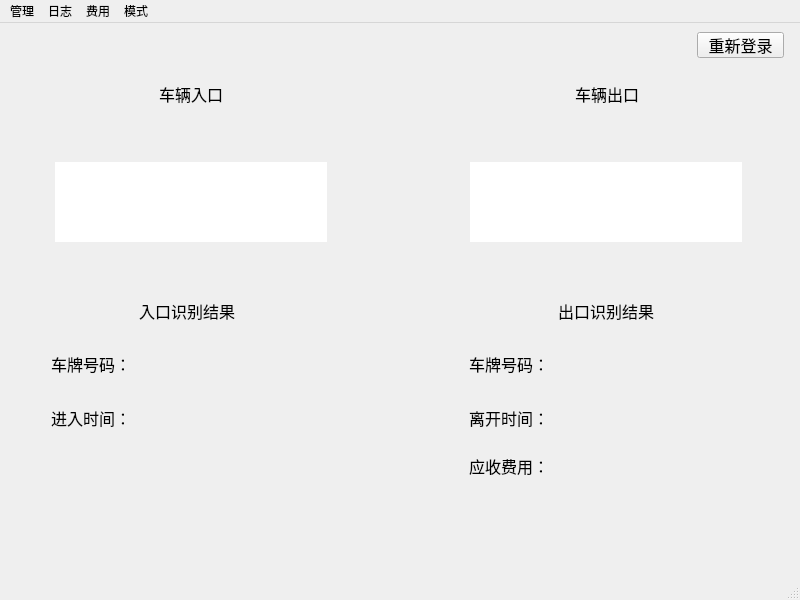
Above: view/pure_ui/society_ui.ui from Apoiuty/AutoParkingLot before the change. Below: the same form after it.
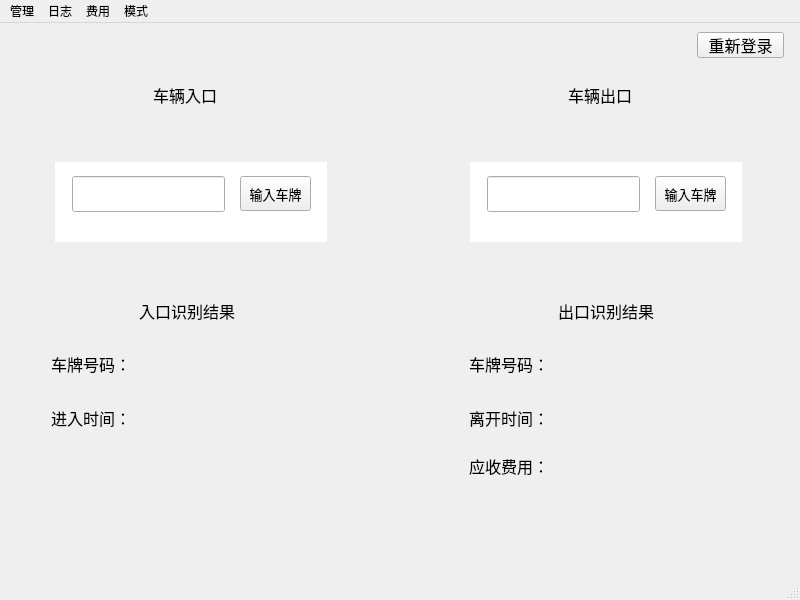
That is the form after the change.

Commit message: 增加手动模式

Diff of the .ui file:
```diff
--- a/view/pure_ui/society_ui.ui
+++ b/view/pure_ui/society_ui.ui
@@ -23,8 +23,8 @@
    <widget class="QLabel" name="label">
     <property name="geometry">
      <rect>
-      <x>159</x>
-      <y>51</y>
+      <x>153</x>
+      <y>52</y>
       <width>158</width>
       <height>39</height>
      </rect>
@@ -42,8 +42,8 @@
    <widget class="QLabel" name="label_2">
     <property name="geometry">
      <rect>
-      <x>575</x>
-      <y>51</y>
+      <x>568</x>
+      <y>52</y>
       <width>158</width>
       <height>39</height>
      </rect>
@@ -349,6 +349,64 @@
      <string/>
     </property>
    </widget>
+   <widget class="QLineEdit" name="line_handmode_car_in">
+    <property name="geometry">
+     <rect>
+      <x>72</x>
+      <y>153</y>
+      <width>153</width>
+      <height>36</height>
+     </rect>
+    </property>
+   </widget>
+   <widget class="QLineEdit" name="line_handmode_car_out">
+    <property name="geometry">
+     <rect>
+      <x>487</x>
+      <y>153</y>
+      <width>153</width>
+      <height>36</height>
+     </rect>
+    </property>
+   </widget>
+   <widget class="QPushButton" name="btn_handmode_in">
+    <property name="geometry">
+     <rect>
+      <x>240</x>
+      <y>153</y>
+      <width>71</width>
+      <height>35</height>
+     </rect>
+    </property>
+    <property name="font">
+     <font>
+      <family>宋体</family>
+      <pointsize>10</pointsize>
+     </font>
+    </property>
+    <property name="text">
+     <string>输入车牌</string>
+    </property>
+   </widget>
+   <widget class="QPushButton" name="btn_handmdoe_out">
+    <property name="geometry">
+     <rect>
+      <x>655</x>
+      <y>153</y>
+      <width>71</width>
+      <height>35</height>
+     </rect>
+    </property>
+    <property name="font">
+     <font>
+      <family>宋体</family>
+      <pointsize>10</pointsize>
+     </font>
+    </property>
+    <property name="text">
+     <string>输入车牌</string>
+    </property>
+   </widget>
   </widget>
   <widget class="QMenuBar" name="menubar">
    <property name="geometry">
```
Left out of the diff: 8 changed lines with no effect on the pictures.
